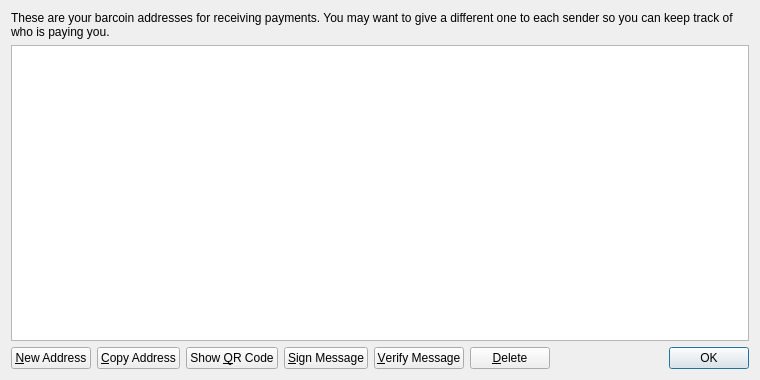
Before: the Qt Designer form src/qt/forms/addressbookpage.ui in DigitalCurrencyProgramming/Comp541Coin, drawn with Qt 5.
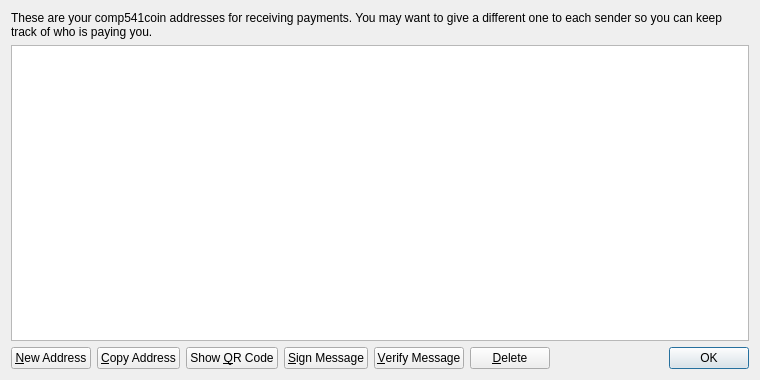
After: the same form once the commit is applied. Icons and pictures are not drawn.

```diff
--- a/src/qt/forms/addressbookpage.ui
+++ b/src/qt/forms/addressbookpage.ui
@@ -17,7 +17,7 @@
    <item>
     <widget class="QLabel" name="labelExplanation">
      <property name="text">
-      <string>These are your barcoin addresses for receiving payments. You may want to give a different one to each sender so you can keep track of who is paying you.</string>
+      <string>These are your comp541coin addresses for receiving payments. You may want to give a different one to each sender so you can keep track of who is paying you.</string>
      </property>
      <property name="textFormat">
       <enum>Qt::PlainText</enum>
```
